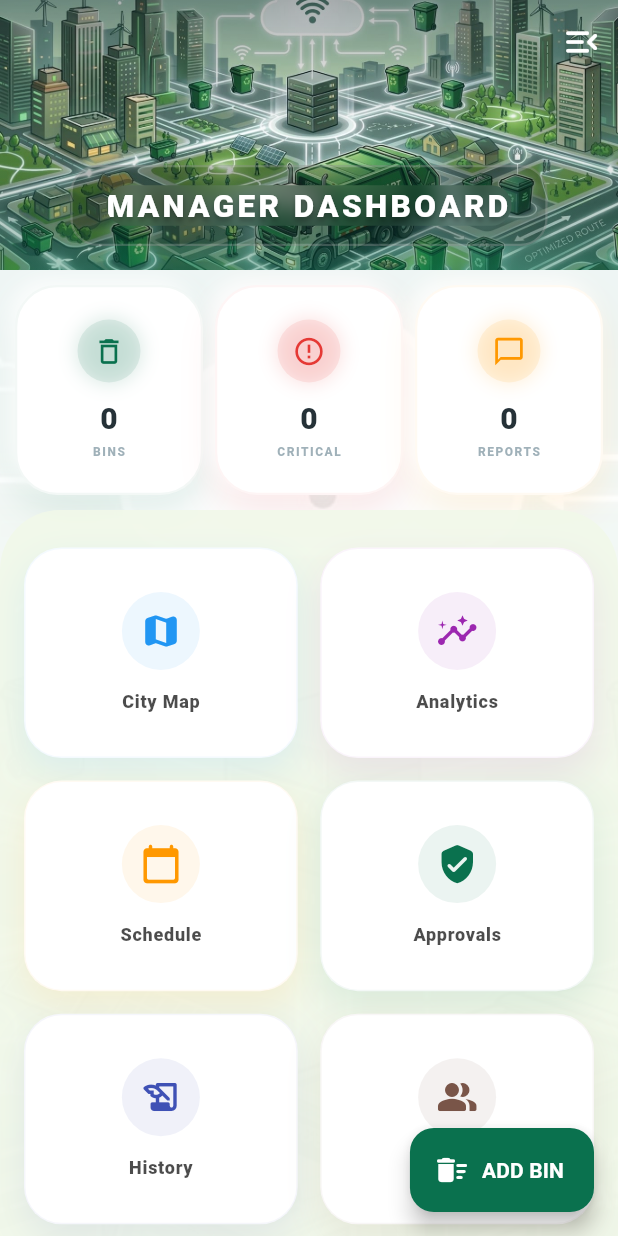
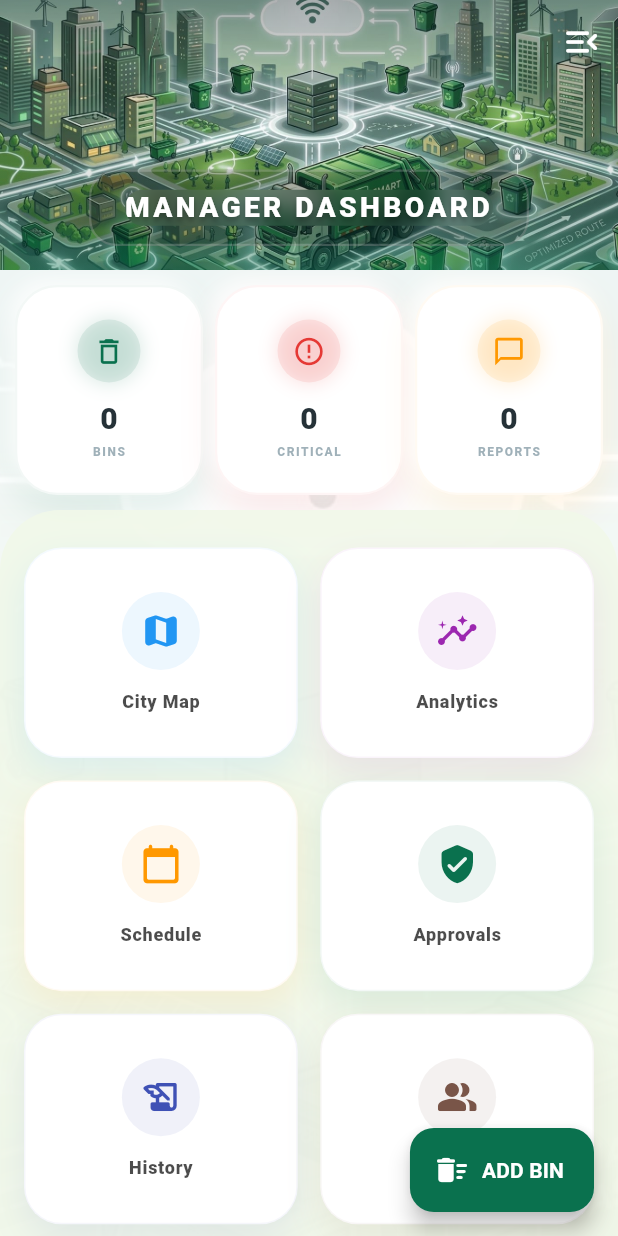
Before and after one commit to sheharyar-786/swcs_app, a Flutter app: the AdminPage screen opened by its route, in the side drawer, after a tap on "ADD BIN", on a phone screen of 412 x 824 dp. Run offline on Flutter 3.47's test engine with Material 3 defaults, Android fonts, the phone set to English and light mode, and no system bars; our stand-ins replace animate_do, confetti, firebase_auth, firebase_core, firebase_database, firebase_messaging and 10 more; accounts and stored records are empty.

Commit message:
Refined UniversalHeader title size for better aesthetics

```diff
--- a/lib/manager/bin_details.dart
+++ b/lib/manager/bin_details.dart
@@ -80,6 +80,8 @@ class _BinDetailsPageState extends State<BinDetailsPage>
               UniversalHeader(
                 title: widget.binId.toUpperCase(),
                 subtitle: area,
+                subtitleSize: 11,
+                verticalPadding: 12,
                 showBackButton: true,
                 actions: [
                   IconButton(
--- a/lib/widgets/universal_header.dart
+++ b/lib/widgets/universal_header.dart
@@ -10,6 +10,9 @@ class UniversalHeader extends StatelessWidget {
   final List<Widget>? actions;
   final double expandedHeight;
   final Color baseColor;
+  final double titleSize;
+  final double subtitleSize;
+  final double verticalPadding;
 
   const UniversalHeader({
     super.key,
@@ -21,6 +24,9 @@ class UniversalHeader extends StatelessWidget {
     this.actions,
     this.expandedHeight = 180.0,
     this.baseColor = const Color(0xFF0A714E), // Default premium green
+    this.titleSize = 12.5,
+    this.subtitleSize = 8.0,
+    this.verticalPadding = 8.0,
   });
 
   @override
@@ -60,7 +66,7 @@ class UniversalHeader extends StatelessWidget {
         ],
         centerTitle: true,
         title: Container(
-          padding: const EdgeInsets.symmetric(horizontal: 15, vertical: 8),
+          padding: EdgeInsets.symmetric(horizontal: 15, vertical: verticalPadding),
           decoration: BoxDecoration(
             color: Colors.black.withValues(alpha: 0.2),
             borderRadius: BorderRadius.circular(12),
@@ -79,9 +85,9 @@ class UniversalHeader extends StatelessWidget {
                   Text(
                     title.toUpperCase(),
                     textAlign: TextAlign.center,
-                    style: const TextStyle(
+                    style: TextStyle(
                       color: Colors.white,
-                      fontSize: 14,
+                      fontSize: titleSize,
                       fontWeight: FontWeight.w900,
                       letterSpacing: 1.5,
                       shadows: [
@@ -100,7 +106,7 @@ class UniversalHeader extends StatelessWidget {
                       textAlign: TextAlign.center,
                       style: TextStyle(
                         color: Colors.white.withValues(alpha: 0.8),
-                        fontSize: 8,
+                        fontSize: subtitleSize,
                         fontWeight: FontWeight.bold,
                         letterSpacing: 0.5,
                       ),
```
